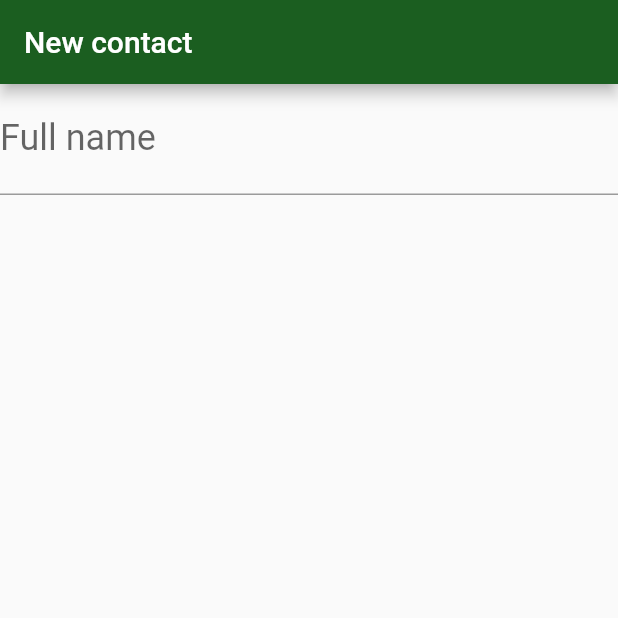
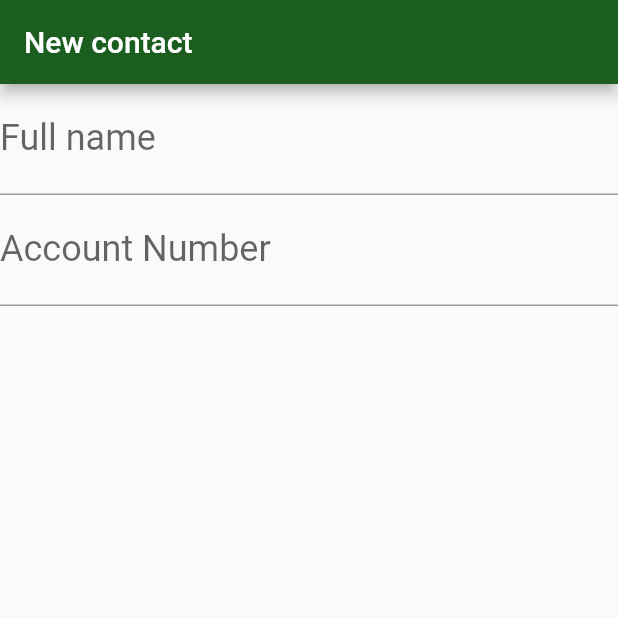
Before and after one commit to elisabavaresco/bytebank2, a Flutter app: the screen it shows after launch, on a phone screen of 412 x 824 dp, the top half of it. Run offline on Flutter 3.47's test engine with Material 2 defaults, Android fonts, the phone set to English and light mode, and no system bars.

Commit message:
add new TextField on contact form screen

```diff
--- a/lib/screens/contact_form.dart
+++ b/lib/screens/contact_form.dart
@@ -15,8 +15,18 @@ class ContactForm extends StatelessWidget {
             decoration: InputDecoration(
               labelText: 'Full name',
             ),
-            style: TextStyle(fontSize: 24.0,
+            style: TextStyle(
+              fontSize: 24.0,
             ),
+          ),
+          TextField(
+            decoration: InputDecoration(
+              labelText: 'Account Number',
+            ),
+            style: TextStyle(
+              fontSize: 24.0,
+            ),
+            keyboardType: TextInputType.number,
           ),
         ],
       ),
```
